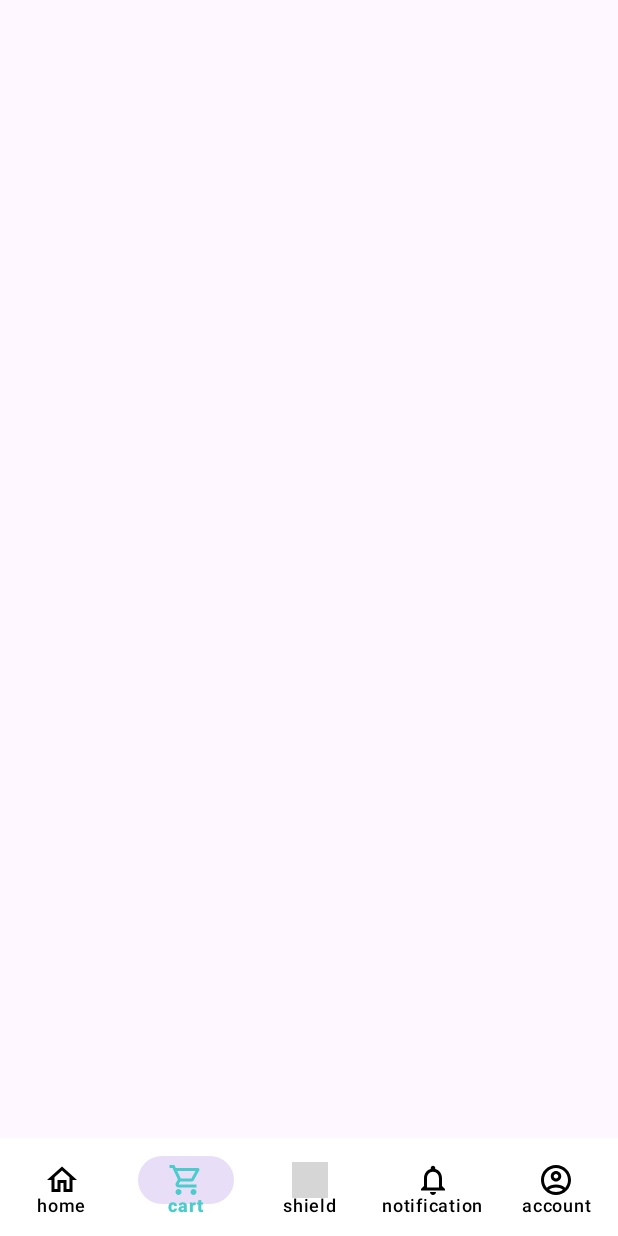
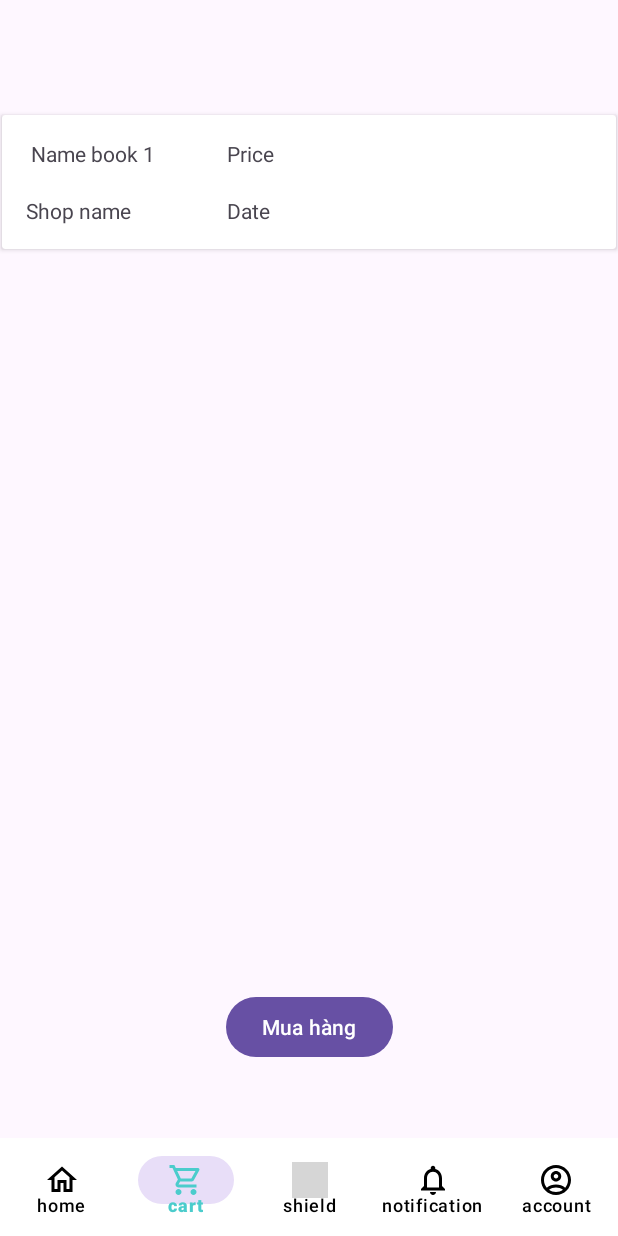
Before and after one commit to longITBK/Android_EBooker_ECommerce_App, an Android app: the ShoppingCartFragment screen opened through its navigation route, on a phone screen of 412 x 824 dp. Run offline under Robolectric (Android 15) with nearby library versions, the phone set to English and light mode, and no system bars; our stand-ins replace navigation-ui; grey boxes are pictures that could not be loaded.

Commit message:
fixing latest UI

```diff
--- a/app/src/main/res/layout/shopping_cart.xml
+++ b/app/src/main/res/layout/shopping_cart.xml
@@ -1,6 +1,86 @@
 <?xml version="1.0" encoding="utf-8"?>
 <androidx.constraintlayout.widget.ConstraintLayout xmlns:android="http://schemas.android.com/apk/res/android"
+    xmlns:app="http://schemas.android.com/apk/res-auto"
+    xmlns:tools="http://schemas.android.com/tools"
     android:layout_width="match_parent"
     android:layout_height="match_parent">
 
+    <androidx.cardview.widget.CardView
+        android:id="@+id/cardView"
+        android:layout_width="409dp"
+        android:layout_height="wrap_content"
+        android:layout_marginStart="1dp"
+        android:layout_marginTop="63dp"
+        android:layout_marginEnd="1dp"
+        android:layout_marginBottom="579dp"
+        app:layout_constraintBottom_toBottomOf="parent"
+        app:layout_constraintEnd_toEndOf="parent"
+        app:layout_constraintStart_toStartOf="parent"
+        app:layout_constraintTop_toTopOf="parent">
+
+        <androidx.constraintlayout.widget.ConstraintLayout
+            android:layout_width="match_parent"
+            android:layout_height="match_parent">
+
+            <TextView
+                android:id="@+id/textView11"
+                android:layout_width="wrap_content"
+                android:layout_height="19dp"
+                android:layout_marginStart="16dp"
+                android:layout_marginBottom="16dp"
+                android:text="Shop name"
+                app:layout_constraintBottom_toBottomOf="parent"
+                app:layout_constraintStart_toStartOf="parent" />
+
+            <TextView
+                android:id="@+id/book_name_label"
+                android:layout_width="wrap_content"
+                android:layout_height="wrap_content"
+                android:layout_marginStart="16dp"
+                android:layout_marginTop="16dp"
+                android:text=" Name book 1"
+                app:layout_constraintStart_toStartOf="parent"
+                app:layout_constraintTop_toTopOf="parent" />
+
+            <ImageView
+                android:id="@+id/imageView2"
+                android:layout_width="85dp"
+                android:layout_height="89dp"
+                app:layout_constraintEnd_toEndOf="parent"
+                app:layout_constraintTop_toTopOf="parent"
+                tools:srcCompat="@tools:sample/avatars" />
+
+            <TextView
+                android:id="@+id/textView10"
+                android:layout_width="wrap_content"
+                android:layout_height="wrap_content"
+                android:layout_marginStart="150dp"
+                android:layout_marginTop="16dp"
+                android:text="Price"
+                app:layout_constraintStart_toStartOf="parent"
+                app:layout_constraintTop_toTopOf="parent" />
+
+            <TextView
+                android:id="@+id/textView12"
+                android:layout_width="wrap_content"
+                android:layout_height="wrap_content"
+                android:layout_marginStart="150dp"
+                android:layout_marginBottom="16dp"
+                android:text="Date"
+                app:layout_constraintBottom_toBottomOf="parent"
+                app:layout_constraintStart_toStartOf="parent" />
+        </androidx.constraintlayout.widget.ConstraintLayout>
+
+    </androidx.cardview.widget.CardView>
+
+    <Button
+        android:id="@+id/button2"
+        android:layout_width="wrap_content"
+        android:layout_height="wrap_content"
+        android:layout_marginBottom="50dp"
+        android:text="Mua hàng"
+        app:layout_constraintBottom_toBottomOf="parent"
+        app:layout_constraintEnd_toEndOf="parent"
+        app:layout_constraintStart_toStartOf="parent" />
+
 </androidx.constraintlayout.widget.ConstraintLayout>
```
Also changed, not shown: app/src/main/res/layout/cart_details.xml (added, +125 -0 lines), app/src/main/res/layout/voucher.xml (added, +62 -0 lines).
